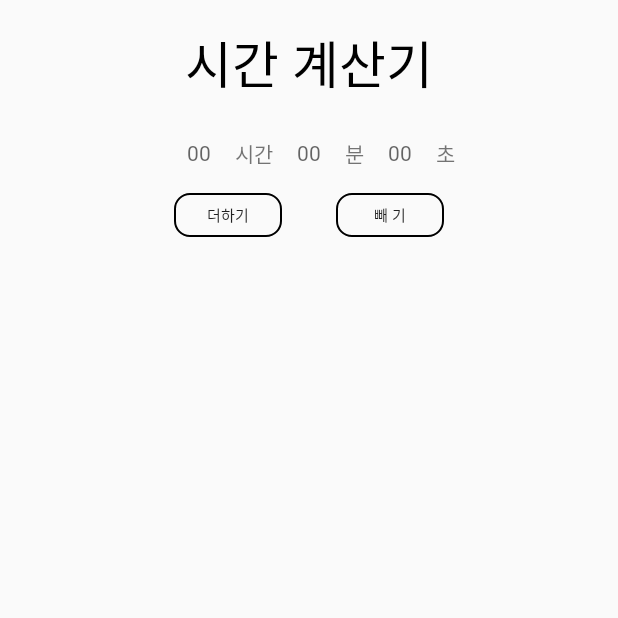
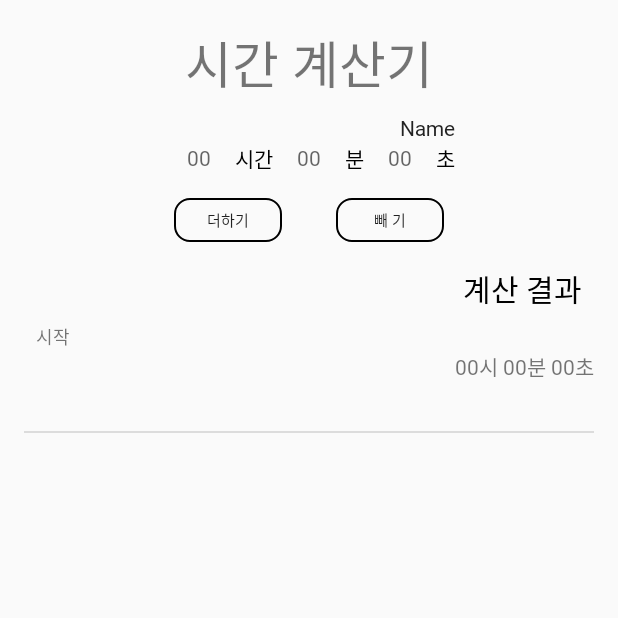
Before and after one commit to nakyoung98/Time-Calculator, an Android app: the screen it shows after launch (MainActivity), on a phone screen of 412 x 824 dp, the top half of it. Run offline under Robolectric (Android 15) with nearby library versions, the phone set to English and light mode, and no system bars.

Commit message:
더하기 기능 구현 완료 *issue  빼기 기능을 작동시키면 앱이 팅김

```diff
--- a/app/build.gradle
+++ b/app/build.gradle
@@ -13,6 +13,10 @@ android {
         versionName "1.0"
 
         testInstrumentationRunner "androidx.test.runner.AndroidJUnitRunner"
+    }
+
+    buildFeatures{
+        viewBinding = true
     }
 
     buildTypes {
--- /dev/null
+++ b/app/src/main/java/com/nakyoung/timecalculator/Listview_CalResult.java
@@ -0,0 +1,49 @@
+package com.nakyoung.timecalculator;
+
+import java.util.List;
+
+public class Listview_CalResult {
+
+    private static String befCalResult = "";
+
+    private String name, calProcess;
+    private String calResult;
+
+
+    public Listview_CalResult(String _name){
+        this.name = _name;
+    }
+    public Listview_CalResult(String _name, String _calResult, String _calProcess){
+        this.name = _name;
+        this.calResult = _calResult;
+        this.calProcess = _calProcess;
+    }
+
+    public void setName(String _name){
+        this.name = _name;
+    }
+
+    public void setCalResult(){
+        this.calResult = time.getHour() +"시간 "+time.getMin() + "분 " + time.getSec() + "초";
+        befCalResult = this.calResult.toString();
+    }
+
+    public void setCalProcess(int hour, int min, int sec, String operator){
+        if(befCalResult == null){
+            this.calProcess = operator +" "+ hour +"시간 "+min + "분 " + sec + "초";
+        }
+        this.calProcess = befCalResult +" "+ operator +" "+ hour +"시간 "+min + "분 " + sec + "초"; //03시간 23분 43초 + 00시간 32분 12초
+    }
+
+    public String getName() {
+        return name;
+    }
+
+    public String getCalProcess(){
+        return calProcess;
+    }
+
+    public String getCalResult(){
+        return calResult;
+    }
+}
--- /dev/null
+++ b/app/src/main/java/com/nakyoung/timecalculator/Listview_CalResult_Adapter.java
@@ -0,0 +1,72 @@
+package com.nakyoung.timecalculator;
+
+import android.content.Context;
+import android.view.LayoutInflater;
+import android.view.View;
+import android.view.ViewGroup;
+import android.widget.BaseAdapter;
+import android.widget.TextView;
+
+
+import java.util.List;
+
+public class Listview_CalResult_Adapter extends BaseAdapter {
+
+
+    private Context context;
+    private List<Listview_CalResult> calResults = null;
+
+    public Listview_CalResult_Adapter(Context contexts, List<Listview_CalResult> listview_calResults){
+        this.context = contexts;
+        this.calResults = listview_calResults;
+    }
+
+
+
+
+
+    @Override
+    public int getCount() {
+        return calResults.size();
+    }
+
+    @Override
+    public Object getItem(int position) {
+        return calResults.get(position);
+    }
+
+
+    @Override
+    public long getItemId(int position) {
+        return position;
+    }
+
+    @Override
+    public View getView(int position, View convertView, ViewGroup parent) {
+
+        if(convertView == null) {
+            LayoutInflater inflater = (LayoutInflater) context.getSystemService(Context.LAYOUT_INFLATER_SERVICE);
+            convertView = inflater.inflate(R.layout.listview_calresult, parent, false);
+        }
+
+        TextView name = (TextView)convertView.findViewById(R.id.name);
+        TextView calProcess = (TextView)convertView.findViewById(R.id.calProcess);
+        TextView calResult = (TextView)convertView.findViewById(R.id.calResult);
+
+        Listview_CalResult item = calResults.get(position);
+
+        name.setText(item.getName());
+        calResult.setText(item.getCalResult());
+        calProcess.setText(item.getCalProcess());
+
+        return convertView;
+    }
+
+    //activity main 에서 가져올 hour, min, sec
+    public void addItem(String name, int hour, int min, int sec, String operator){
+        Listview_CalResult listview_calResult = new Listview_CalResult(name);
+        listview_calResult.setCalProcess(hour, min, sec, operator);
+        listview_calResult.setCalResult();
+        calResults.add(listview_calResult);
+    }
+}
--- a/app/src/main/res/layout/activity_main.xml
+++ b/app/src/main/res/layout/activity_main.xml
@@ -7,27 +7,41 @@
     tools:context=".MainActivity">
 
     <TextView
-        android:id="@+id/textView"
+        android:id="@+id/titleName"
         android:layout_width="wrap_content"
         android:layout_height="wrap_content"
         android:layout_marginTop="16dp"
         android:fontFamily="@font/title_703"
         android:text="@string/title"
-        android:textColor="@color/black"
         android:textSize="34sp"
         app:layout_constraintLeft_toLeftOf="parent"
         app:layout_constraintRight_toRightOf="parent"
         app:layout_constraintTop_toTopOf="parent" />
 
+    <EditText
+        android:id="@+id/Name"
+        android:layout_width="wrap_content"
+        android:layout_height="wrap_content"
+        android:layout_marginTop="8dp"
+        android:background="@null"
+        android:ems="10"
+        android:fontFamily="@font/title_703"
+        android:gravity="center"
+        android:inputType="textPersonName"
+        android:text="Name"
+        android:textAlignment="viewEnd"
+        android:textSize="14sp"
+        app:layout_constraintEnd_toEndOf="@+id/linearLayout"
+        app:layout_constraintTop_toBottomOf="@+id/titleName" />
+
     <LinearLayout
         android:id="@+id/linearLayout"
         android:layout_width="wrap_content"
         android:layout_height="wrap_content"
-        android:layout_marginTop="24dp"
         android:orientation="horizontal"
         app:layout_constraintEnd_toEndOf="parent"
         app:layout_constraintStart_toStartOf="parent"
-        app:layout_constraintTop_toBottomOf="@+id/textView">
+        app:layout_constraintTop_toBottomOf="@+id/Name">
 
         <EditText
             android:id="@+id/hour"
@@ -40,7 +54,7 @@
             android:fontFamily="@font/title_703"
             android:gravity="center"
             android:hint="@string/hint"
-            android:inputType="numberSigned"
+            android:inputType="number"
             android:textSize="14sp" />
 
         <TextView
@@ -51,7 +65,8 @@
             android:layout_weight="1"
             android:fontFamily="@font/title_703"
             android:gravity="center"
-            android:text="@string/hour" />
+            android:text="@string/hour"
+            android:textColor="@color/black" />
 
         <EditText
             android:id="@+id/min"
@@ -64,7 +79,7 @@
             android:fontFamily="@font/title_703"
             android:gravity="center"
             android:hint="@string/hint"
-            android:inputType="numberSigned"
+            android:inputType="number"
             android:textSize="14sp" />
 
         <TextView
@@ -75,7 +90,8 @@
             android:layout_weight="1"
             android:fontFamily="@font/title_703"
             android:gravity="center"
-            android:text="@string/min" />
+            android:text="@string/min"
+            android:textColor="@color/black" />
 
         <EditText
             android:id="@+id/sec"
@@ -88,7 +104,7 @@
             android:fontFamily="@font/title_703"
             android:gravity="center"
             android:hint="@string/hint"
-            android:inputType="numberSigned"
+            android:inputType="number"
             android:textSize="14sp" />
 
         <TextView
@@ -99,10 +115,12 @@
             android:layout_weight="1"
             android:fontFamily="@font/title_703"
             android:gravity="center"
-            android:text="@string/sec" />
+            android:text="@string/sec"
+            android:textColor="@color/black" />
     </LinearLayout>
 
     <LinearLayout
+        android:id="@+id/linearLayout2"
         android:layout_width="180dp"
         android:layout_height="29dp"
         android:layout_marginTop="16dp"
@@ -146,4 +164,30 @@
             android:textSize="10sp" />
     </LinearLayout>
 
+    <ListView
+        android:id="@+id/calListView"
+        android:layout_width="0dp"
+        android:layout_height="0dp"
+        android:layout_marginStart="16dp"
+        android:layout_marginTop="8dp"
+        android:layout_marginEnd="16dp"
+        android:layout_marginBottom="16dp"
+        app:layout_constraintBottom_toBottomOf="parent"
+        app:layout_constraintEnd_toEndOf="parent"
+        app:layout_constraintStart_toStartOf="parent"
+        app:layout_constraintTop_toBottomOf="@+id/calLog" />
+
+    <TextView
+        android:id="@+id/calLog"
+        android:layout_width="wrap_content"
+        android:layout_height="wrap_content"
+        android:layout_marginTop="16dp"
+        android:layout_marginEnd="24dp"
+        android:fontFamily="@font/title_703"
+        android:text="@string/calLog"
+        android:textColor="@color/black"
+        android:textSize="20sp"
+        app:layout_constraintEnd_toEndOf="parent"
+        app:layout_constraintTop_toBottomOf="@+id/linearLayout2" />
+
 </androidx.constraintlayout.widget.ConstraintLayout>
--- /dev/null
+++ b/app/src/main/res/layout/listview_calresult.xml
@@ -0,0 +1,43 @@
+<?xml version="1.0" encoding="utf-8"?>
+<LinearLayout xmlns:android="http://schemas.android.com/apk/res/android"
+    xmlns:app="http://schemas.android.com/apk/res-auto"
+    xmlns:tools="http://schemas.android.com/tools"
+    android:layout_width="match_parent"
+    android:layout_height="match_parent"
+    android:orientation="vertical">
+
+    <androidx.constraintlayout.widget.ConstraintLayout
+        android:layout_width="wrap_content"
+        android:layout_height="wrap_content">
+        <!-- 리스트뷰 계산 명 -->
+        <TextView
+            android:id="@+id/name"
+            android:layout_width="wrap_content"
+            android:layout_height="wrap_content"
+            android:layout_marginStart="8dp"
+            android:fontFamily="@font/title_703"
+            android:text="@string/calName"
+            android:textSize="12sp"
+            app:layout_constraintBottom_toBottomOf="parent"
+            app:layout_constraintStart_toStartOf="parent"
+            app:layout_constraintTop_toTopOf="parent" />
+
+    </androidx.constraintlayout.widget.ConstraintLayout>
+    <!-- 리스트뷰 계산 과정 -->
+    <TextView
+        android:id="@+id/calProcess"
+        android:layout_width="match_parent"
+        android:layout_height="wrap_content"
+        android:fontFamily="@font/title_703"
+        android:textAlignment="viewEnd" />
+
+    <!-- 리스트뷰 계산 결과 -->
+    <TextView
+        android:id="@+id/calResult"
+        android:layout_width="match_parent"
+        android:layout_height="wrap_content"
+        android:fontFamily="@font/title_703"
+        android:textAlignment="viewEnd"
+        android:textColor="@color/black"
+        android:textSize="24sp" />
+</LinearLayout>
--- a/app/src/main/res/values-night/themes.xml
+++ b/app/src/main/res/values-night/themes.xml
@@ -12,5 +12,6 @@
         <!-- Status bar color. -->
         <item name="android:statusBarColor" tools:targetApi="l">?attr/colorPrimaryVariant</item>
         <!-- Customize your theme here. -->
+        <item name="windowNoTitle">true</item>
     </style>
 </resources>
--- a/app/src/main/res/values/strings.xml
+++ b/app/src/main/res/values/strings.xml
@@ -7,4 +7,6 @@
     <string name="sec">초</string>
     <string name="plus">더하기</string>
     <string name="minus">빼 기</string>
+    <string name="calLog">계산 결과</string>
+    <string name="calName">None</string>
 </resources>
```
Also changed, not shown: app/src/main/java/com/nakyoung/timecalculator/MainActivity.java (+121 -1 lines), app/src/main/java/com/nakyoung/timecalculator/time.java (added, +120 -0 lines).
